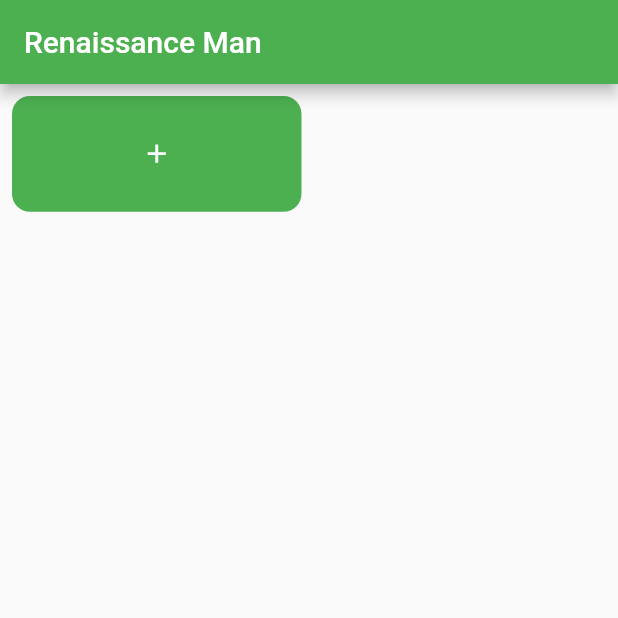
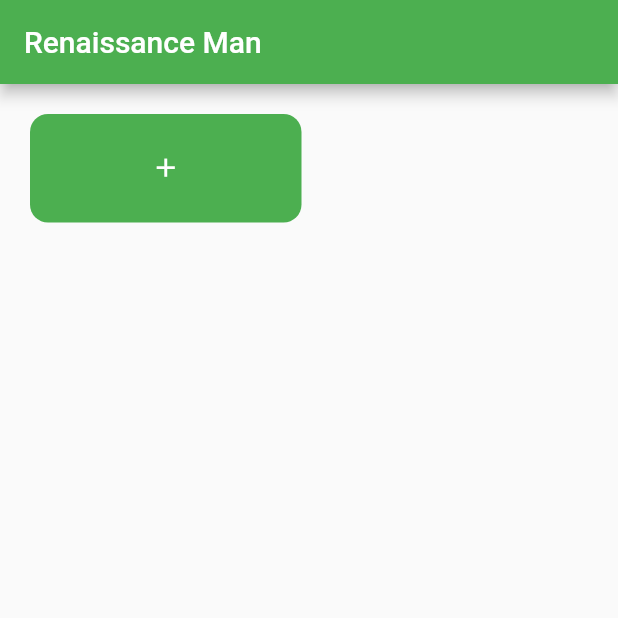
Before and after one commit to kostaleonard/renaissance-man-app, a Flutter app: the screen it shows after launch, on a phone screen of 412 x 824 dp, the top half of it. Run offline on Flutter 3.47's test engine with Material 2 defaults, Android fonts, the phone set to English and light mode, and no system bars; missing offline and left inert: flutter_material_pickers.

Commit message:
Removed card margin

```diff
--- a/lib/main.dart
+++ b/lib/main.dart
@@ -27,7 +27,8 @@ class RenaissanceManApp extends StatelessWidget {
               accentColor: const Color(0xff06fcbe),
           ),
           cardTheme: const CardTheme(
-            color: Color(0xffadff9f)
+            color: Color(0xffc7ffbc),
+            margin: EdgeInsets.zero,
           )
         ),
         home: SkillSelectPage(
--- a/lib/skill_select_page.dart
+++ b/lib/skill_select_page.dart
@@ -19,7 +19,7 @@ class SkillSelectPage extends StatefulWidget {
 
 class _SkillSelectPageState extends State<SkillSelectPage> {
   static const _biggerFont = TextStyle(fontSize: 18);
-  static const _gridViewPadding = 8.0;
+  static const _gridViewPadding = 20.0;
   static const _gridViewMainAxisSpacing = 25.0;
   static const _gridViewCrossAxisSpacing = 10.0;
   static const _gridViewMaxCrossAxisExtent = 300.0;
```
